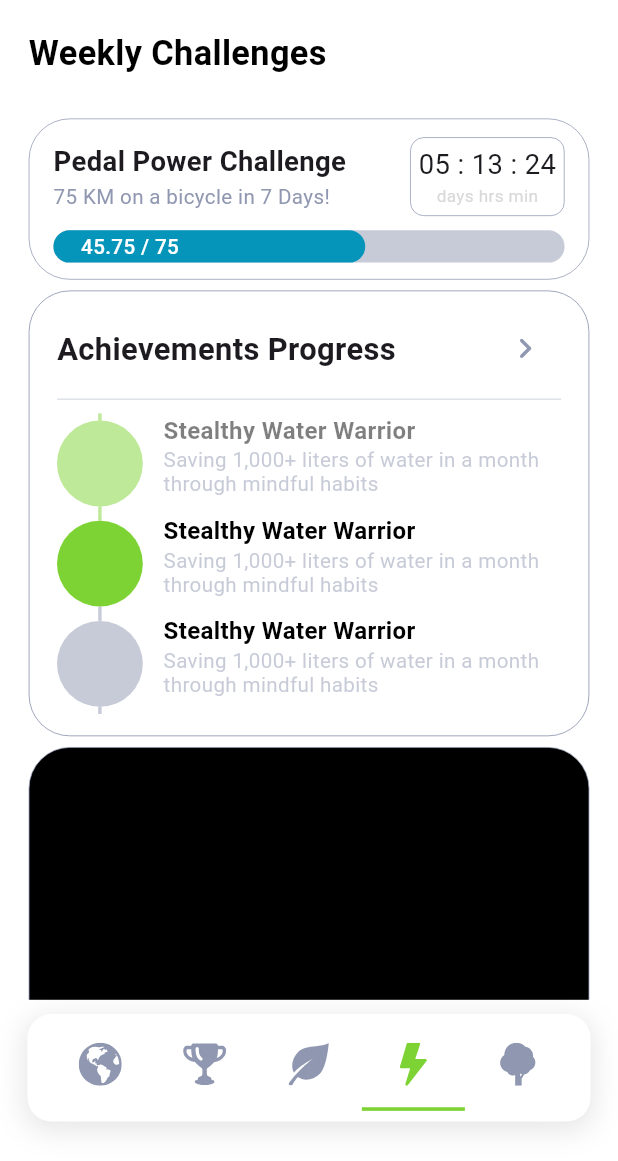
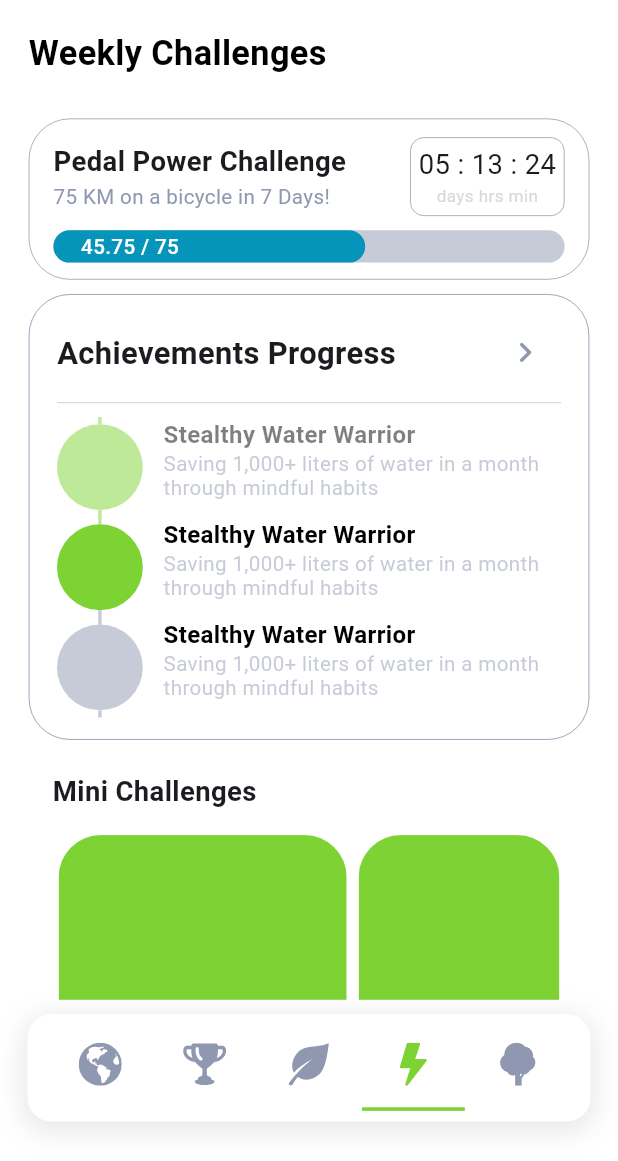
Before and after one commit to Kamal578/CH4NGE_UI, a Flutter app: the ChallengesPage screen opened by its route, on a phone screen of 412 x 824 dp, the part 75-1236 px from its top. Run offline on Flutter 3.47's test engine with Material 3 defaults, Android fonts, the phone set to English and light mode, and no system bars; our stand-ins replace dio, either_dart, flutter_bloc, flutter_dotenv, flutter_screenutil, flutter_svg and 3 more; accounts and stored records are empty.

Commit message:
Added Carousel Slider to the Challenges Page

```diff
--- a/lib/features/layers/presentation/screens/challenges/challenges_page.dart
+++ b/lib/features/layers/presentation/screens/challenges/challenges_page.dart
@@ -29,9 +29,9 @@ class _ChallengesPageState extends State<ChallengesPage> {
               _buildTitleWidget(),
               SizedBox(height: 20.h),
               _buildWeeklyChallengeWidget(),
-              SizedBox(height: 6.h),
+              SizedBox(height: 8.h),
               _buildAchievementsWidget(),
-              SizedBox(height: 6.h),
+              SizedBox(height: 8.h),
               _buildMiniChallengesWidget(),
             ],
           ),
@@ -239,7 +239,6 @@ class _ChallengesPageState extends State<ChallengesPage> {
             titleColor: Colors.black.withAlpha(128),
           ),
 
-
           // Second Achievement Item
           _buildAchievementItem(
             topLineColor: Color.fromARGB(128, 125, 211, 52),
@@ -247,7 +246,6 @@ class _ChallengesPageState extends State<ChallengesPage> {
             bottomLineColor: Color.fromARGB(128, 144, 152, 177),
             titleColor: Colors.black,
           ),
-
 
           // Third Achievement Item
           _buildAchievementItem(
@@ -333,15 +331,35 @@ Widget _buildAchievementItem({
   _buildMiniChallengesWidget() {
     return Container(
       width: double.maxFinite,
-      height: 230.h,
+      height: 250.h,
       padding: EdgeInsets.fromLTRB(16, 12, 16, 4),
-      decoration: BoxDecoration(
-        color: Colors.black,
-        borderRadius: BorderRadius.circular(24.r),
-        border: Border.all(
-          color: const Color.fromARGB(255, 144, 152, 177),
-          width: 0.5,
+      color: Colors.white,
+      child: Column(
+        crossAxisAlignment: CrossAxisAlignment.start,
+        children: [
+          Text(
+            "Mini Challenges",
+            style: TextStyle(
+              fontSize: 16.sp,
+              fontWeight: FontWeight.w600,
             ),
+          ),
+          SizedBox(height: 10.h),
+          SizedBox(
+            height: 200.h,
+            child: CarouselView(
+              itemExtent: 200,
+              children: List.generate(
+                10,
+                (index) {
+                  return Container(
+                    color: Color.fromARGB(255, 125, 211, 52),
+                  );
+                },
+              ),
+            ),
+          ),
+        ],
       ),
     );
   }
```
Lines whose indentation alone changed are shown as unchanged.
